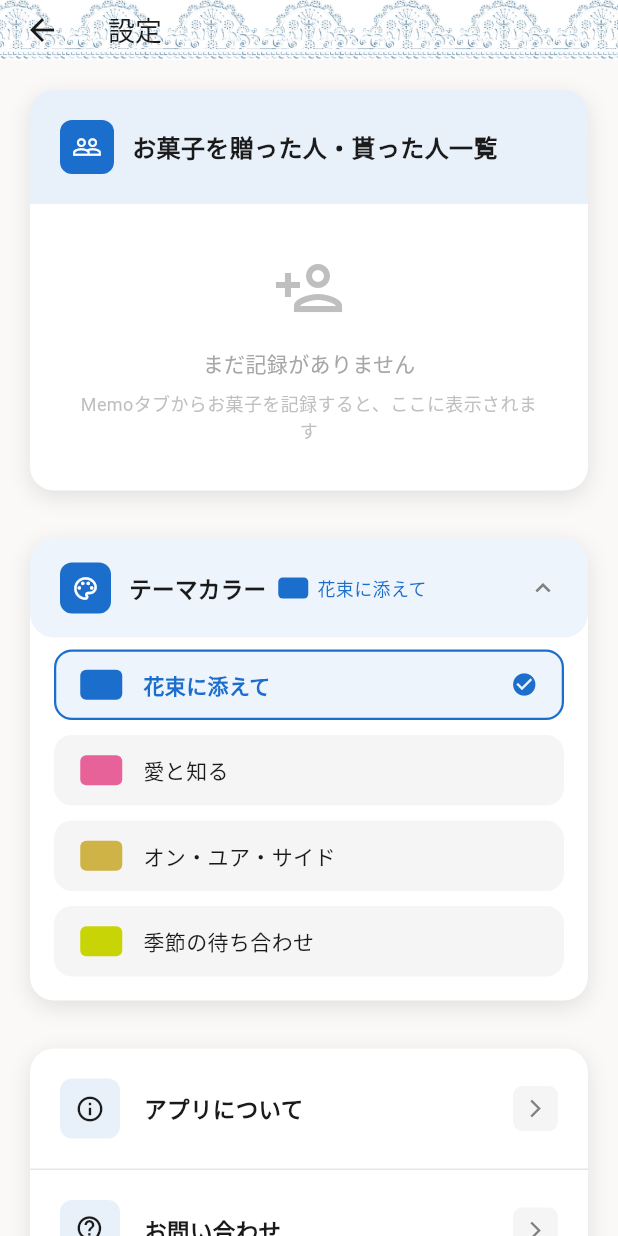
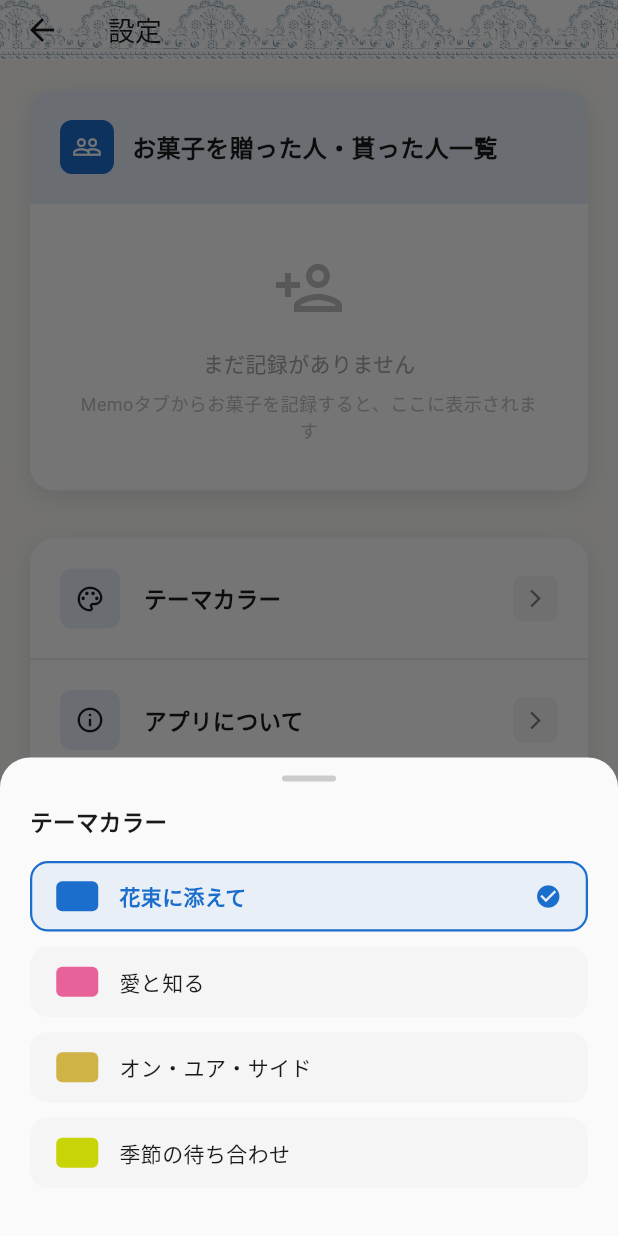
Before and after one commit to erablea/alamode_app, a Flutter app: the UserScreen screen opened directly, after a tap on "テーマカラー", on a phone screen of 412 x 824 dp. Run offline on Flutter 3.47's test engine with Material 3 defaults, Android fonts, the phone set to English and light mode, and no system bars; our stand-ins replace cached_network_image, image_picker, shared_preferences, supabase_flutter, syncfusion_flutter_datepicker; accounts and stored records are empty; Roboto replaces fonts that are missing (ZenMaruGothic); project files that could hold a hidden picture were left out.

Commit message:
Reduce header/footer spacing, move theme to sheet, heart next to category
- Header preferredSize 56→46px to reduce bottom whitespace
- Footer padding 8/12→5/8, icon-text gap 2→0
- Theme color moved from main settings card to BottomSheet via settings list row
- ItemCard: FavoriteButton moved from standalone column to end of brand/category row

Co-Authored-By: Claude Sonnet 4.6 <noreply@anthropic.com>
Claude-Session: https://claude.ai/code/session_01Xo2FTEE9VYbkSL8ybwuQ9C

```diff
--- a/lib/main.dart
+++ b/lib/main.dart
@@ -300,7 +300,7 @@ class _MainAppState extends State<MainApp> {
             ),
           ],
         ),
-        padding: const EdgeInsets.fromLTRB(0, 8, 0, 12),
+        padding: const EdgeInsets.fromLTRB(0, 5, 0, 8),
         child: Row(
           mainAxisAlignment: MainAxisAlignment.spaceEvenly,
           children: [
@@ -335,7 +335,7 @@ class _MainAppState extends State<MainApp> {
               color:
                   isSelected ? primary : AppColors.blackLight.withOpacity(0.6),
             ),
-            const SizedBox(height: 2),
+            const SizedBox(height: 0),
             Text(
               label,
               style: TextStyle(
--- a/lib/view/home.dart
+++ b/lib/view/home.dart
@@ -877,10 +877,6 @@ class ItemCard extends StatelessWidget {
 
     return Padding(
       padding: const EdgeInsets.fromLTRB(16, 10, 8, 0),
-      child: Row(
-        crossAxisAlignment: CrossAxisAlignment.start,
-        children: [
-          Expanded(
       child: Column(
         crossAxisAlignment: CrossAxisAlignment.start,
         children: [
@@ -917,7 +913,7 @@ class ItemCard extends StatelessWidget {
                   ),
                 )
               else
-                      const SizedBox.shrink(),
+                const Spacer(),
               if (category != null && category.isNotEmpty)
                 ...category.split(',').map((c) => c.trim()).where((c) => c.isNotEmpty).map((c) =>
                   Container(
@@ -930,20 +926,17 @@ class ItemCard extends StatelessWidget {
                     child: Text(c, style: const TextStyle(fontSize: 9, color: AppColors.blackLight)),
                   )
                 ),
-                  ],
-                ),
-                const SizedBox(height: 6),
-              ],
-            ),
-          ),
               SizedBox(
                 width: 32,
-            height: 32,
+                height: 28,
                 child: FavoriteButton(
                   itemId: itemId,
                   onFavoriteChanged: onFavoriteChanged ?? () {},
                 ),
               ),
+            ],
+          ),
+          const SizedBox(height: 4),
         ],
       ),
     );
--- a/lib/view/user.dart
+++ b/lib/view/user.dart
@@ -378,8 +378,6 @@ class _UserScreenState extends State<UserScreen> {
               children: [
                 _buildPersonListSection(),
                 const SizedBox(height: 32),
-                _buildThemeSection(),
-                const SizedBox(height: 32),
                 _buildSettingsSection(),
               ],
             ),
@@ -390,6 +388,72 @@ class _UserScreenState extends State<UserScreen> {
   }
 
   bool _themeExpanded = false;
+
+  Widget _buildThemePickerSheet() {
+    return ValueListenableBuilder<int>(
+      valueListenable: themeNotifier,
+      builder: (context, currentIndex, _) {
+        return Padding(
+          padding: const EdgeInsets.fromLTRB(20, 12, 20, 32),
+          child: Column(
+            mainAxisSize: MainAxisSize.min,
+            crossAxisAlignment: CrossAxisAlignment.start,
+            children: [
+              Center(
+                child: Container(
+                  width: 36, height: 4,
+                  margin: const EdgeInsets.only(bottom: 16),
+                  decoration: BoxDecoration(color: AppColors.greyDark, borderRadius: BorderRadius.circular(2)),
+                ),
+              ),
+              const Text('テーマカラー', style: TextStyle(fontSize: 15, fontWeight: FontWeight.bold, color: AppColors.blackDark)),
+              const SizedBox(height: 16),
+              ...List.generate(appThemes.length, (i) {
+                final theme = appThemes[i];
+                final isSelected = currentIndex == i;
+                final color = theme['color'] as Color;
+                return GestureDetector(
+                  onTap: () async {
+                    themeNotifier.value = i;
+                    final prefs = await SharedPreferences.getInstance();
+                    await prefs.setString('theme_key', theme['key'] as String);
+                    setState(() {});
+                  },
+                  child: Container(
+                    margin: EdgeInsets.only(bottom: i < appThemes.length - 1 ? 10 : 0),
+                    padding: const EdgeInsets.symmetric(horizontal: 16, vertical: 12),
+                    decoration: BoxDecoration(
+                      color: isSelected ? color.withOpacity(0.08) : AppColors.greyLight,
+                      borderRadius: BorderRadius.circular(12),
+                      border: Border.all(color: isSelected ? color : Colors.transparent, width: 1.5),
+                    ),
+                    child: Row(
+                      children: [
+                        Container(
+                          width: 28, height: 20,
+                          decoration: BoxDecoration(color: color, borderRadius: BorderRadius.circular(4)),
+                        ),
+                        const SizedBox(width: 14),
+                        Expanded(child: Text(
+                          theme['name'] as String,
+                          style: TextStyle(
+                            fontSize: 14,
+                            fontWeight: isSelected ? FontWeight.w600 : FontWeight.normal,
+                            color: isSelected ? color : AppColors.blackDark,
+                          ),
+                        )),
+                        if (isSelected) Icon(Icons.check_circle, color: color, size: 18),
+                      ],
+                    ),
+                  ),
+                );
+              }),
+            ],
+          ),
+        );
+      },
+    );
+  }
 
   Widget _buildThemeSection() {
     return ValueListenableBuilder<int>(
@@ -696,6 +760,10 @@ class _UserScreenState extends State<UserScreen> {
   Widget _buildSettingsSection() {
     final settingsItems = [
       {
+        'title': 'テーマカラー',
+        'icon': Icons.palette_outlined,
+      },
+      {
         'title': 'アプリについて',
         'icon': Icons.info_outline,
       },
@@ -810,6 +878,18 @@ class _UserScreenState extends State<UserScreen> {
   }
 
   void _navigateToInfoScreen(String title) {
+    if (title == 'テーマカラー') {
+      showModalBottomSheet(
+        context: context,
+        backgroundColor: AppColors.dialogBackground,
+        shape: const RoundedRectangleBorder(
+          borderRadius: BorderRadius.vertical(top: Radius.circular(20)),
+        ),
+        builder: (_) => _buildThemePickerSheet(),
+      );
+      return;
+    }
+
     Widget screen;
 
     switch (title) {
--- a/lib/widgets/header.dart
+++ b/lib/widgets/header.dart
@@ -5,7 +5,7 @@ class Header extends StatelessWidget implements PreferredSizeWidget {
   const Header({super.key});
 
   @override
-  Size get preferredSize => const Size.fromHeight(kToolbarHeight);
+  Size get preferredSize => const Size.fromHeight(46);
 
   @override
   Widget build(BuildContext context) {
```
Lines whose indentation alone changed are shown as unchanged.
